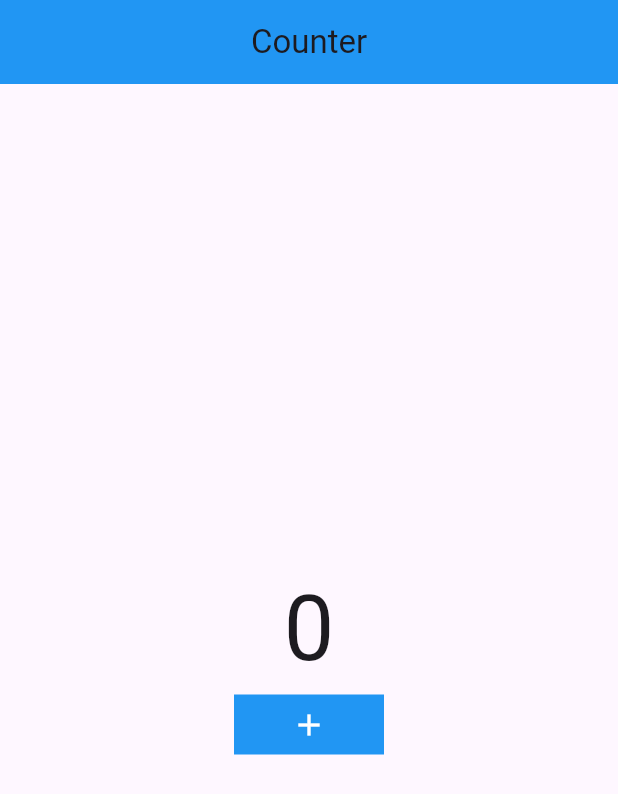
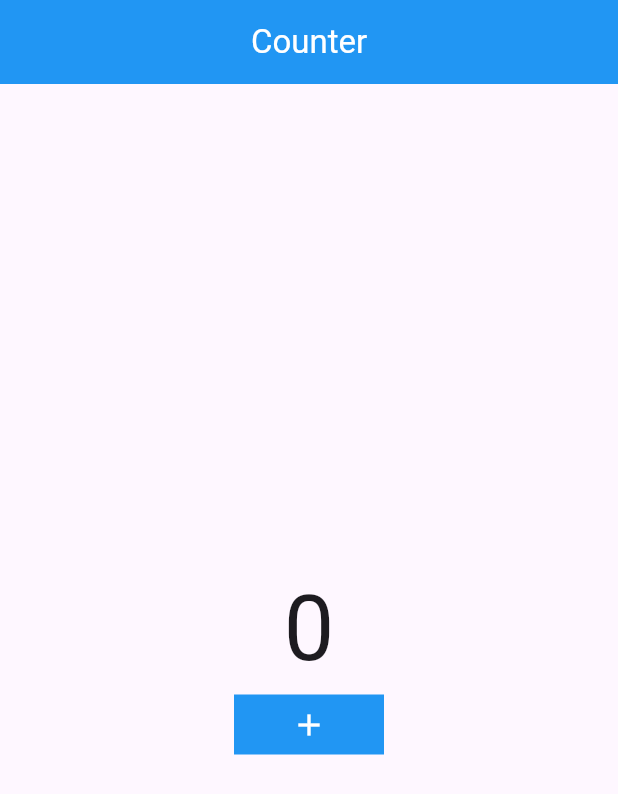
Before and after one commit to Prayag-X/example_flutter, a Flutter app: the screen it shows after launch, on a phone screen of 412 x 824 dp. Shown: the top 794 px of the screen. Run offline on Flutter 3.47's test engine with Material 3 defaults, Android fonts, the phone set to English and light mode, and no system bars.

Commit message:
made the appbar text white

```diff
--- a/lib/homepage.dart
+++ b/lib/homepage.dart
@@ -15,7 +15,7 @@ class _HomePageState extends State<HomePage> {
     return Scaffold(
       appBar: AppBar(
         backgroundColor: Colors.blue,
-        title: const Center(child: Text("Counter")),
+        title: const Center(child: Text("Counter", style: TextStyle(color: Colors.white),)),
       ),
       body: Center(
         child: Column(
```
